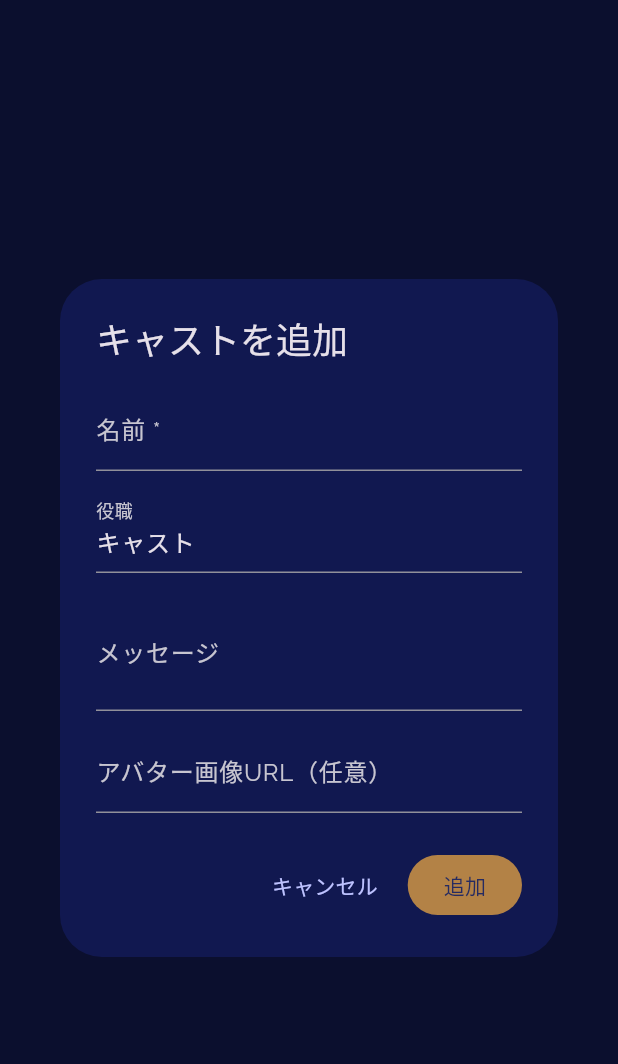
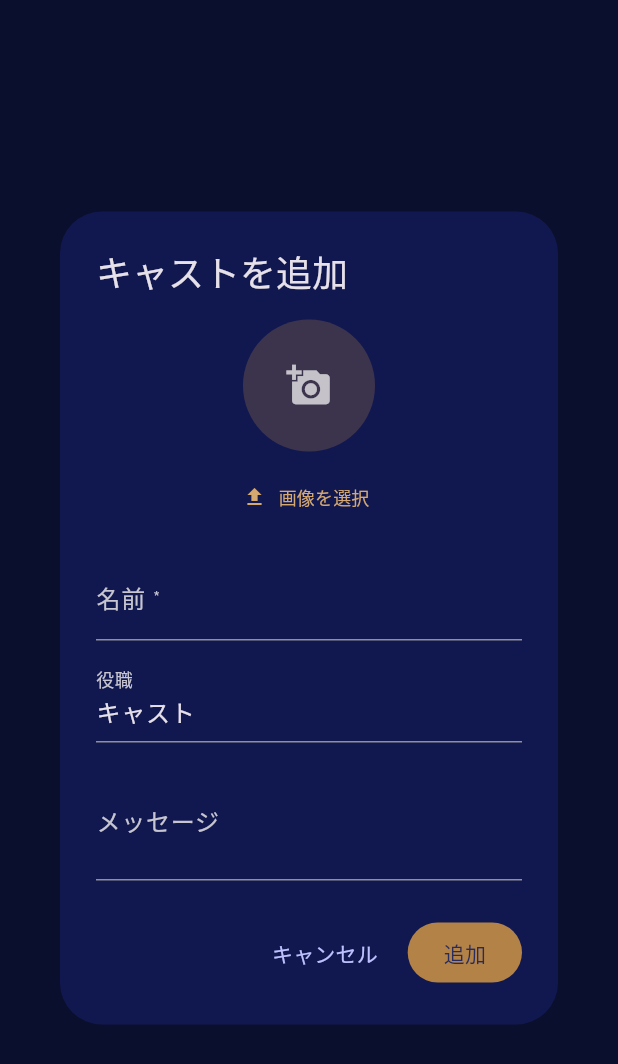
Before and after one commit to Yossy4131/svarga_admin, a Flutter app: the _CastDialog widget shown alone on an empty page, opened directly with empty values, after a tap on "追加", on a phone screen of 412 x 824 dp. Shown: the top 1064 px of the screen. Run offline on Flutter 3.47's test engine with Material 3 defaults, Android fonts, the phone set to English and light mode, and no system bars; our stand-ins replace google_fonts, image_picker; network calls fail.

Commit message:
feat: cast avatar upload (file picker → base64 in D1)

```diff
--- a/lib/pages/casts_page.dart
+++ b/lib/pages/casts_page.dart
@@ -1,5 +1,9 @@
+import 'dart:convert';
+import 'dart:typed_data';
+
 import 'package:flutter/material.dart';
 import 'package:google_fonts/google_fonts.dart';
+import 'package:image_picker/image_picker.dart';
 
 import '../api/api_client.dart';
 import '../models/cast_model.dart';
@@ -151,13 +155,18 @@ class _CastTile extends StatelessWidget {
           CircleAvatar(
             radius: 22,
             backgroundColor: const Color(0x44B38246),
-            child: Text(
+            backgroundImage: cast.avatarUrl != null && cast.avatarUrl!.isNotEmpty
+                ? _resolveImageProvider(cast.avatarUrl!)
+                : null,
+            child: cast.avatarUrl == null || cast.avatarUrl!.isEmpty
+                ? Text(
                     cast.name.isNotEmpty ? cast.name[0] : '?',
                     style: GoogleFonts.raleway(
                       color: Colors.white,
                       fontWeight: FontWeight.w700,
                     ),
-            ),
+                  )
+                : null,
           ),
           const SizedBox(width: 14),
           Expanded(
@@ -213,6 +222,18 @@ class _CastTile extends StatelessWidget {
   }
 }
 
+ImageProvider _resolveImageProvider(String url) {
+  if (url.startsWith('data:')) {
+    final comma = url.indexOf(',');
+    if (comma != -1) {
+      try {
+        return MemoryImage(base64Decode(url.substring(comma + 1)));
+      } catch (_) {}
+    }
+  }
+  return NetworkImage(url);
+}
+
 // ─── 作成/編集ダイアログ ────────────────────────────────────────────────────
 
 class _CastDialog extends StatefulWidget {
@@ -229,7 +250,11 @@ class _CastDialogState extends State<_CastDialog> {
   late final TextEditingController _nameCtrl;
   late final TextEditingController _roleCtrl;
   late final TextEditingController _msgCtrl;
-  late final TextEditingController _urlCtrl;
+
+  Uint8List? _imageBytes;
+  String _imageMimeType = 'image/jpeg';
+  String? _existingAvatarUrl;
+  bool _clearImage = false;
   bool _saving = false;
 
   @override
@@ -239,7 +264,7 @@ class _CastDialogState extends State<_CastDialog> {
     _nameCtrl = TextEditingController(text: c?.name ?? '');
     _roleCtrl = TextEditingController(text: c?.role ?? 'キャスト');
     _msgCtrl = TextEditingController(text: c?.message ?? '');
-    _urlCtrl = TextEditingController(text: c?.avatarUrl ?? '');
+    _existingAvatarUrl = c?.avatarUrl;
   }
 
   @override
@@ -247,21 +272,44 @@ class _CastDialogState extends State<_CastDialog> {
     _nameCtrl.dispose();
     _roleCtrl.dispose();
     _msgCtrl.dispose();
-    _urlCtrl.dispose();
     super.dispose();
+  }
+
+  Future<void> _pickImage() async {
+    final picker = ImagePicker();
+    final picked = await picker.pickImage(
+      source: ImageSource.gallery,
+      maxWidth: 400,
+      maxHeight: 400,
+      imageQuality: 80,
+    );
+    if (picked == null) return;
+    final bytes = await picked.readAsBytes();
+    setState(() {
+      _imageBytes = bytes;
+      _imageMimeType = picked.mimeType ?? 'image/jpeg';
+      _clearImage = false;
+    });
   }
 
   Future<void> _save() async {
     if (_nameCtrl.text.trim().isEmpty) return;
     setState(() => _saving = true);
     try {
+      String? avatarUrl;
+      if (_imageBytes != null) {
+        avatarUrl = 'data:$_imageMimeType;base64,${base64Encode(_imageBytes!)}';
+      } else if (_clearImage) {
+        avatarUrl = null;
+      } else {
+        avatarUrl = _existingAvatarUrl;
+      }
+
       final body = {
         'name': _nameCtrl.text.trim(),
         'role': _roleCtrl.text.trim().isEmpty ? 'キャスト' : _roleCtrl.text.trim(),
         'message': _msgCtrl.text.trim(),
-        'avatar_url': _urlCtrl.text.trim().isEmpty
-            ? null
-            : _urlCtrl.text.trim(),
+        'avatar_url': avatarUrl,
       };
       if (widget.cast == null) {
         await widget.client.createCast(body);
@@ -280,6 +328,81 @@ class _CastDialogState extends State<_CastDialog> {
     }
   }
 
+  Widget _buildImagePicker() {
+    Widget avatar;
+    bool hasImage = false;
+
+    if (_imageBytes != null) {
+      avatar = CircleAvatar(
+        radius: 44,
+        backgroundImage: MemoryImage(_imageBytes!),
+      );
+      hasImage = true;
+    } else if (_existingAvatarUrl != null &&
+        _existingAvatarUrl!.isNotEmpty &&
+        !_clearImage) {
+      avatar = CircleAvatar(
+        radius: 44,
+        backgroundImage: _resolveImageProvider(_existingAvatarUrl!),
+      );
+      hasImage = true;
+    } else {
+      avatar = const CircleAvatar(
+        radius: 44,
+        backgroundColor: Color(0x44B38246),
+        child: Icon(Icons.add_a_photo, color: Colors.white70, size: 30),
+      );
+    }
+
+    return Column(
+      children: [
+        Stack(
+          children: [
+            GestureDetector(
+              onTap: _pickImage,
+              child: avatar,
+            ),
+            if (hasImage)
+              Positioned(
+                top: 0,
+                right: 0,
+                child: GestureDetector(
+                  onTap: () => setState(() {
+                    _imageBytes = null;
+                    _clearImage = true;
+                  }),
+                  child: Container(
+                    decoration: const BoxDecoration(
+                      shape: BoxShape.circle,
+                      color: Color(0xFFFF6B6B),
+                    ),
+                    padding: const EdgeInsets.all(3),
+                    child: const Icon(
+                      Icons.close,
+                      size: 14,
+                      color: Colors.white,
+                    ),
+                  ),
+                ),
+              ),
+          ],
+        ),
+        const SizedBox(height: 6),
+        TextButton.icon(
+          onPressed: _pickImage,
+          icon: const Icon(Icons.upload, size: 16),
+          label: Text(
+            hasImage ? '画像を変更' : '画像を選択',
+            style: const TextStyle(fontSize: 12),
+          ),
+          style: TextButton.styleFrom(
+            foregroundColor: const Color(0xFFD4A870),
+          ),
+        ),
+      ],
+    );
+  }
+
   @override
   Widget build(BuildContext context) {
     final isEdit = widget.cast != null;
@@ -289,9 +412,12 @@ class _CastDialogState extends State<_CastDialog> {
       title: Text(isEdit ? 'キャストを編集' : 'キャストを追加'),
       content: SizedBox(
         width: 400,
+        child: SingleChildScrollView(
           child: Column(
             mainAxisSize: MainAxisSize.min,
             children: [
+              _buildImagePicker(),
+              const SizedBox(height: 16),
               TextField(
                 controller: _nameCtrl,
                 decoration: const InputDecoration(labelText: '名前 *'),
@@ -307,12 +433,8 @@ class _CastDialogState extends State<_CastDialog> {
                 decoration: const InputDecoration(labelText: 'メッセージ'),
                 maxLines: 2,
               ),
-            const SizedBox(height: 12),
-            TextField(
-              controller: _urlCtrl,
-              decoration: const InputDecoration(labelText: 'アバター画像URL（任意）'),
+            ],
           ),
-          ],
         ),
       ),
       actions: [
--- a/pubspec.yaml
+++ b/pubspec.yaml
@@ -34,6 +34,7 @@ dependencies:
   cupertino_icons: ^1.0.8
   http: ^1.2.2
   google_fonts: ^6.2.1
+  image_picker: ^1.1.2
 
 dev_dependencies:
   flutter_test:
```
Also changed, not shown: pubspec.lock. Lines whose indentation alone changed are shown as unchanged.
